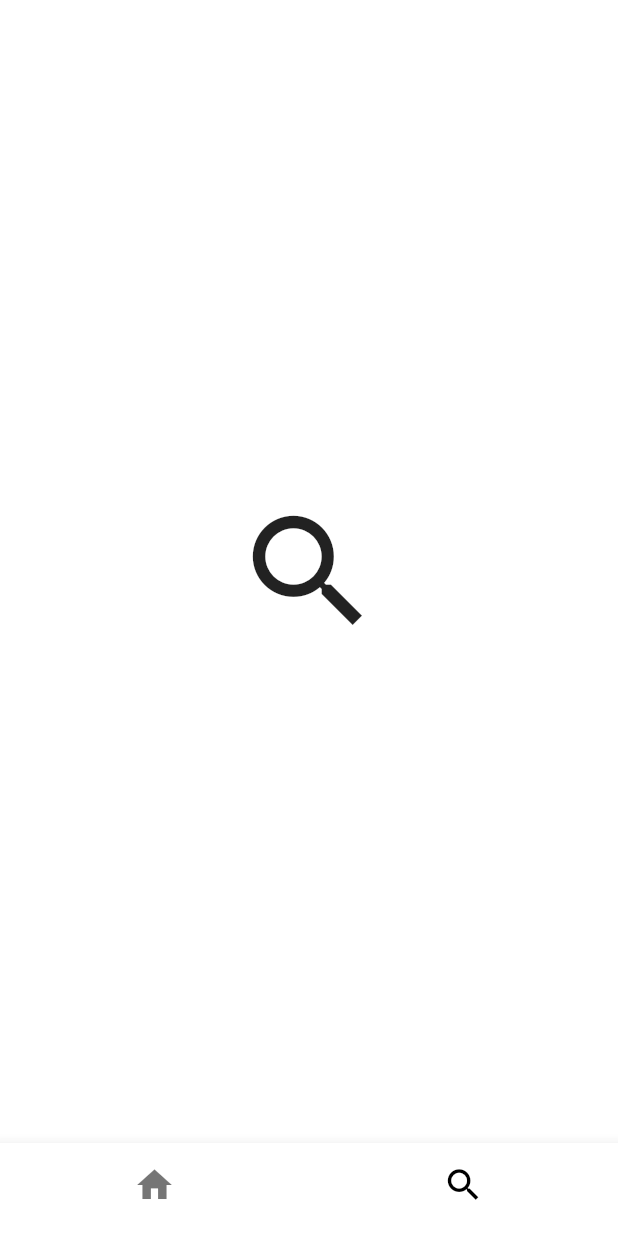
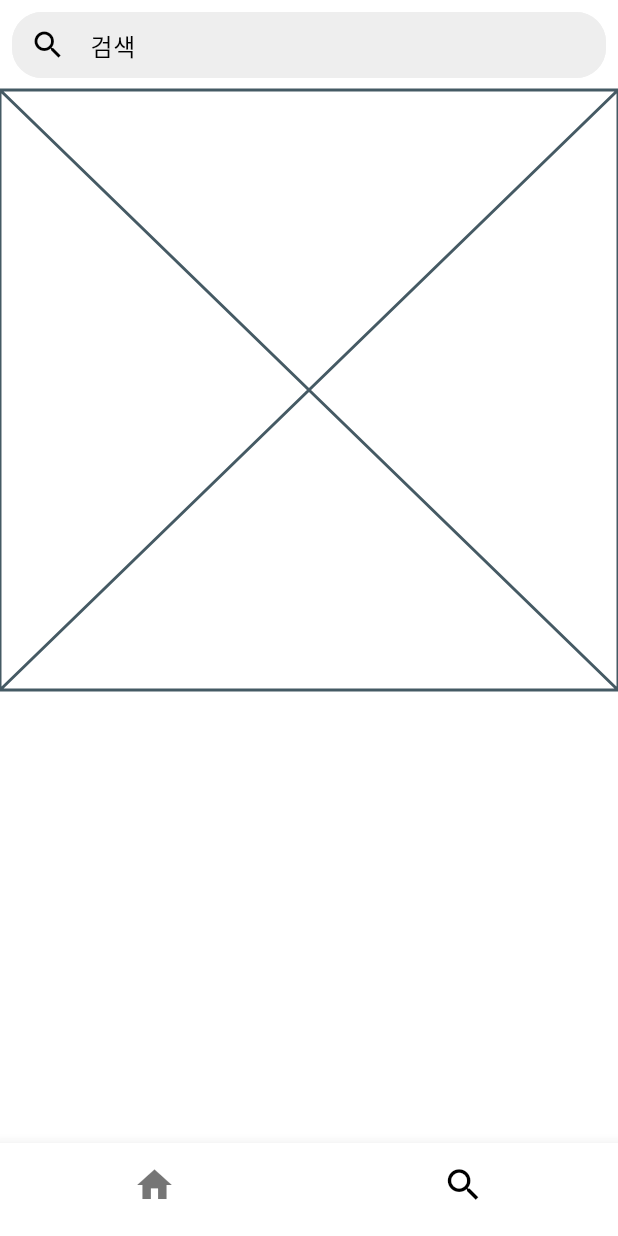
Before and after one commit to sssun19/insta_clone, a Flutter app: the screen it shows after launch, item 2 of the bottom bar chosen, on a phone screen of 412 x 824 dp. Run offline on Flutter 3.47's test engine with Material 3 defaults, Android fonts, the phone set to English and light mode, and no system bars; our stand-ins replace google_fonts.

Commit message:
searchBar

```diff
--- a/lib/screen/search_screen.dart
+++ b/lib/screen/search_screen.dart
@@ -1,3 +1,4 @@
+import 'package:flutter/cupertino.dart';
 import 'package:flutter/material.dart';
 
 class SearchScreen extends StatelessWidget {
@@ -5,8 +6,56 @@ class SearchScreen extends StatelessWidget {
 
   @override
   Widget build(BuildContext context) {
-    return const Center(
-      child: Icon(Icons.search, size: 100,),
+    return const SafeArea(
+      child: SingleChildScrollView(
+        child: Column(
+          children: [
+            SearchTextBar(),
+            SearchGrid(),
+          ],
+        ),
+      ),
     );
   }
 }
+
+class SearchTextBar extends StatelessWidget {
+  const SearchTextBar({super.key});
+
+  @override
+  Widget build(BuildContext context) {
+    return SizedBox(
+      height: 60,
+      child: Padding(
+        padding: const EdgeInsets.all(8.0),
+        child: TextField( //검색 위젯
+          cursorColor: Colors.black,
+          decoration: InputDecoration( //검색어 입력창 데코레이션
+            prefixIcon: const Icon(Icons.search),
+            hintText: '검색',
+            border: OutlineInputBorder(
+              borderRadius: BorderRadius.circular(20),
+              borderSide: BorderSide(color: Colors.grey.shade200, width: 1),
+            ),
+            enabledBorder: OutlineInputBorder(
+              borderRadius: BorderRadius.circular(20),
+              borderSide: BorderSide(color: Colors.grey.shade200, width: 1),
+            ),
+            contentPadding: const EdgeInsets.all(0), //hintText 등 검색창 내 콘텐츠 패딩 0으로 조절 해서 중간에 위치 하도록
+            filled: true,
+            fillColor: Colors.grey.shade200,
+          ),
+        ),
+      ),
+    );
+  }
+}
+
+class SearchGrid extends StatelessWidget {
+  const SearchGrid({super.key});
+
+  @override
+  Widget build(BuildContext context) {
+    return const Placeholder();
+  }
+}
```
